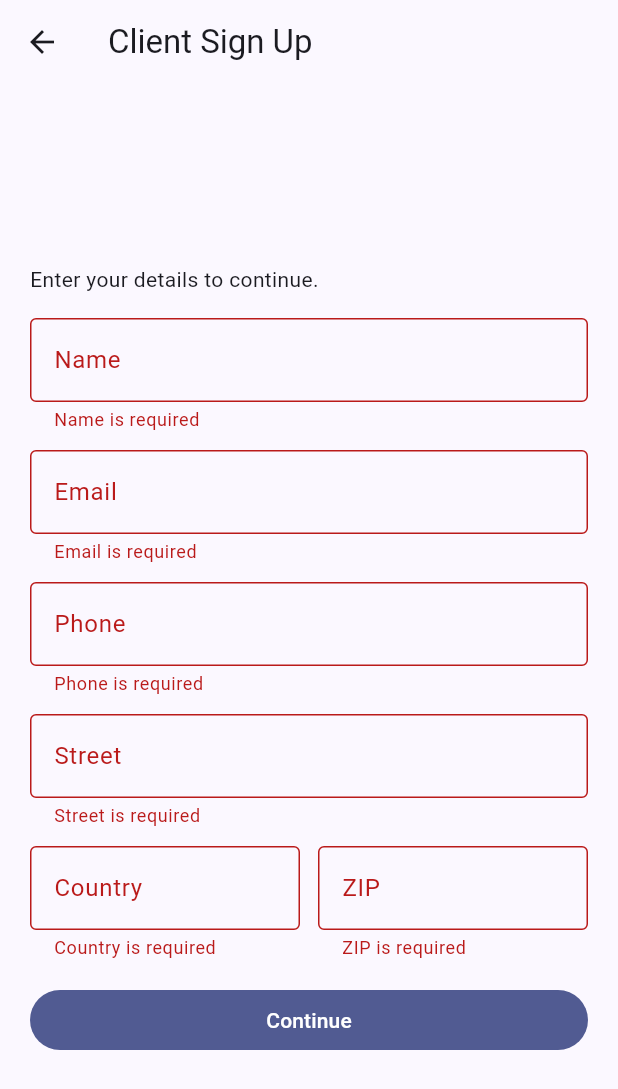
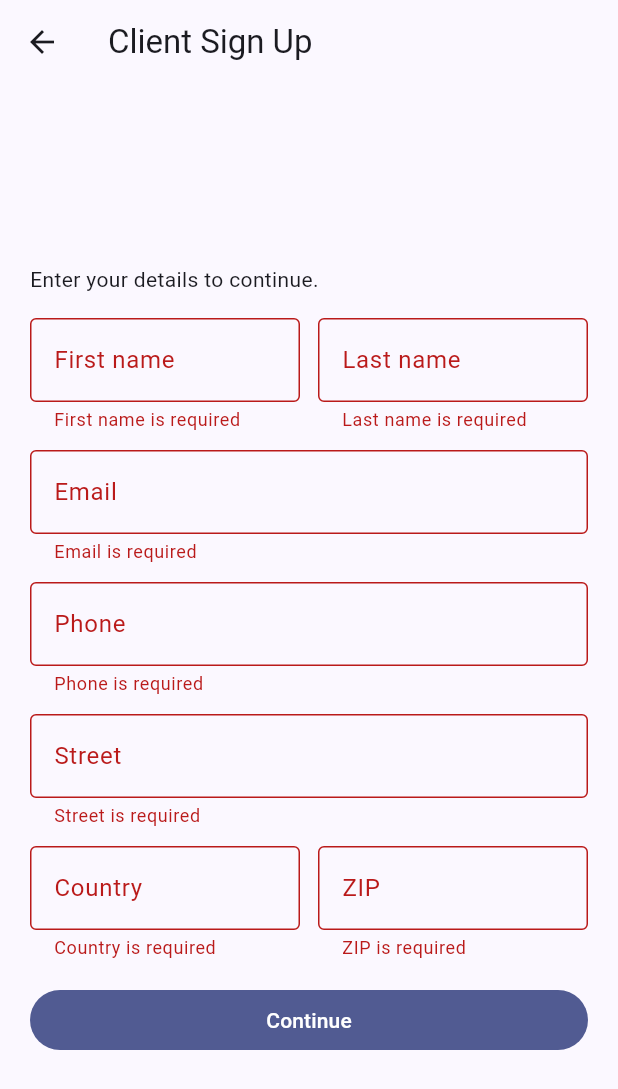
Before and after one commit to sanvi-ven/AFG2026, a Flutter app: the ClientSignupPage screen opened by its route, after a tap on "Continue", on a phone screen of 412 x 824 dp. Shown: the top 1089 px of the screen. Run offline on Flutter 3.47's test engine with Material 3 defaults, Android fonts, the phone set to English and light mode, and no system bars; our stand-ins replace cloud_firestore, firebase_auth, firebase_core, google_sign_in, web, webview_flutter; missing offline and left inert: dart:ui_web; accounts and stored records are empty.

Commit message:
Ryan pushes with completed client

```diff
--- a/frontend/lib/features/auth/presentation/client_signup_page.dart
+++ b/frontend/lib/features/auth/presentation/client_signup_page.dart
@@ -5,7 +5,6 @@ import '../../../core/router/app_router.dart';
 import '../../../core/services/api_client.dart';
 import '../../../core/services/client_profile_service.dart';
 import '../../../core/state/client_session.dart';
-import '../../../models/client_profile.dart';
 
 class ClientSignupPage extends StatefulWidget {
   const ClientSignupPage({super.key});
@@ -16,7 +15,8 @@ class ClientSignupPage extends StatefulWidget {
 
 class _ClientSignupPageState extends State<ClientSignupPage> {
   final _formKey = GlobalKey<FormState>();
-  final _nameController = TextEditingController();
+  final _firstNameController = TextEditingController();
+  final _lastNameController = TextEditingController();
   final _emailController = TextEditingController();
   final _phoneController = TextEditingController();
   final _streetController = TextEditingController();
@@ -25,9 +25,31 @@ class _ClientSignupPageState extends State<ClientSignupPage> {
   bool _isSubmitting = false;
   String? _error;
 
+  bool _looksLikeEmail(String value) {
+    final trimmed = value.trim();
+    if (trimmed.isEmpty || trimmed.contains(' ')) {
+      return false;
+    }
+    final parts = trimmed.split('@');
+    if (parts.length != 2) {
+      return false;
+    }
+    if (parts.first.isEmpty || parts.last.isEmpty) {
+      return false;
+    }
+    if (!parts.last.contains('.')) {
+      return false;
+    }
+    if (trimmed.contains(',')) {
+      return false;
+    }
+    return true;
+  }
+
   @override
   void dispose() {
-    _nameController.dispose();
+    _firstNameController.dispose();
+    _lastNameController.dispose();
     _emailController.dispose();
     _phoneController.dispose();
     _streetController.dispose();
@@ -48,8 +70,11 @@ class _ClientSignupPageState extends State<ClientSignupPage> {
 
     try {
       final apiClient = ApiClient(baseUrl: AppConfig.apiBaseUrl);
-      await apiClient.postJson('/api/v1/public/client-signups', {
-        'name': _nameController.text.trim(),
+      final firstName = _firstNameController.text.trim();
+      final lastName = _lastNameController.text.trim();
+      final fullName = '$firstName $lastName'.trim();
+      final createdClient = await apiClient.postJson('/api/v1/public/client-signups', {
+        'name': fullName,
         'email': _emailController.text.trim(),
         'phone': _phoneController.text.trim(),
         'address': {
@@ -59,20 +84,15 @@ class _ClientSignupPageState extends State<ClientSignupPage> {
         },
       });
 
-      final nameParts = _nameController.text.trim().split(RegExp(r'\s+'));
-      final firstName = nameParts.isNotEmpty ? nameParts.first : '';
-      final lastName = nameParts.length > 1 ? nameParts.sublist(1).join(' ') : '';
-
-      final savedProfile = await ClientProfileService.save(
-        ClientProfile(
-          email: _emailController.text.trim(),
+      final savedProfile = await ClientProfileService.getOrCreateForSignup(
+        signupId: (createdClient['id'] as String? ?? '').trim(),
+        email: (createdClient['email'] as String? ?? _emailController.text.trim()),
         firstName: firstName,
         lastName: lastName,
         phone: _phoneController.text.trim(),
         street: _streetController.text.trim(),
         country: _countryController.text.trim(),
         zipCode: _zipController.text.trim(),
-        ),
       );
       ClientSession.setProfile(savedProfile);
 
@@ -115,17 +135,42 @@ class _ClientSignupPageState extends State<ClientSignupPage> {
                 children: [
                   const Text('Enter your details to continue.'),
                   const SizedBox(height: 16),
-                  TextFormField(
-                    controller: _nameController,
-                    decoration: const InputDecoration(labelText: 'Name', border: OutlineInputBorder()),
-                    validator: (value) => (value == null || value.trim().isEmpty) ? 'Name is required' : null,
+                  Row(
+                    children: [
+                      Expanded(
+                        child: TextFormField(
+                          controller: _firstNameController,
+                          decoration: const InputDecoration(labelText: 'First name', border: OutlineInputBorder()),
+                          validator: (value) =>
+                              (value == null || value.trim().isEmpty) ? 'First name is required' : null,
+                        ),
+                      ),
+                      const SizedBox(width: 12),
+                      Expanded(
+                        child: TextFormField(
+                          controller: _lastNameController,
+                          decoration: const InputDecoration(labelText: 'Last name', border: OutlineInputBorder()),
+                          validator: (value) =>
+                              (value == null || value.trim().isEmpty) ? 'Last name is required' : null,
+                        ),
+                      ),
+                    ],
                   ),
                   const SizedBox(height: 12),
                   TextFormField(
                     controller: _emailController,
                     decoration: const InputDecoration(labelText: 'Email', border: OutlineInputBorder()),
                     keyboardType: TextInputType.emailAddress,
-                    validator: (value) => (value == null || value.trim().isEmpty) ? 'Email is required' : null,
+                    validator: (value) {
+                      final input = value?.trim() ?? '';
+                      if (input.isEmpty) {
+                        return 'Email is required';
+                      }
+                      if (!_looksLikeEmail(input)) {
+                        return 'Enter a valid email address';
+                      }
+                      return null;
+                    },
                   ),
                   const SizedBox(height: 12),
                   TextFormField(
--- a/frontend/lib/features/estimates/estimates_page.dart
+++ b/frontend/lib/features/estimates/estimates_page.dart
@@ -96,7 +96,7 @@ class _EstimatesPageState extends State<EstimatesPage> {
         gradient: LinearGradient(
           begin: Alignment.topLeft,
           end: Alignment.bottomRight,
-          colors: [colorScheme.secondary, colorScheme.primary],
+          colors: [colorScheme.primary, colorScheme.primary],
         ),
       ),
       padding: const EdgeInsets.all(18),
--- a/frontend/lib/features/invoices/presentation/invoices_page.dart
+++ b/frontend/lib/features/invoices/presentation/invoices_page.dart
@@ -89,7 +89,6 @@ class _HeroSummary extends StatelessWidget {
   @override
   Widget build(BuildContext context) {
     final colorScheme = Theme.of(context).colorScheme;
-    final accent = role == 'owner' ? colorScheme.primary : colorScheme.tertiary;
 
     return Container(
       decoration: BoxDecoration(
@@ -97,7 +96,7 @@ class _HeroSummary extends StatelessWidget {
         gradient: LinearGradient(
           begin: Alignment.topLeft,
           end: Alignment.bottomRight,
-          colors: [accent.withValues(alpha: 0.9), colorScheme.primary.withValues(alpha: 0.7)],
+          colors: [colorScheme.primary, colorScheme.primary],
         ),
       ),
       padding: const EdgeInsets.all(18),
--- a/frontend/lib/features/messages/presentation/messages_page.dart
+++ b/frontend/lib/features/messages/presentation/messages_page.dart
@@ -78,7 +78,7 @@ class _HeaderBanner extends StatelessWidget {
        gradient: LinearGradient(
          begin: Alignment.topLeft,
          end: Alignment.bottomRight,
-         colors: [colorScheme.primary, colorScheme.tertiary],
+         colors: [colorScheme.primary, colorScheme.primary],
        ),
      ),
      padding: const EdgeInsets.all(18),
--- a/frontend/lib/models/client_profile.dart
+++ b/frontend/lib/models/client_profile.dart
@@ -1,5 +1,6 @@
 class ClientProfile {
   const ClientProfile({
+    required this.signupId,
     required this.email,
     required this.firstName,
     required this.lastName,
@@ -9,6 +10,7 @@ class ClientProfile {
     required this.zipCode,
   });
 
+  final String signupId;
   final String email;
   final String firstName;
   final String lastName;
@@ -29,10 +31,14 @@ class ClientProfile {
     return combined.isEmpty ? greetingName : combined;
   }
 
-  factory ClientProfile.emptyForEmail(String email) {
+  factory ClientProfile.emptyForSignup({
+    required String signupId,
+    required String email,
+  }) {
     final normalizedEmail = email.trim().toLowerCase();
     final fallbackFirstName = normalizedEmail.split('@').first;
     return ClientProfile(
+      signupId: signupId.trim(),
       email: normalizedEmail,
       firstName: fallbackFirstName,
       lastName: '',
@@ -44,30 +50,43 @@ class ClientProfile {
   }
 
   factory ClientProfile.fromMap(Map<String, dynamic> map) {
+    final rawName = (map['name'] as String? ?? '').trim();
+    final nameParts = rawName.split(RegExp(r'\s+')).where((part) => part.isNotEmpty).toList();
+    final address = (map['address'] as Map<String, dynamic>?) ?? const <String, dynamic>{};
+
     return ClientProfile(
+      signupId: (map['signupId'] as String? ?? map['id'] as String? ?? '').trim(),
       email: (map['email'] as String? ?? '').trim().toLowerCase(),
-      firstName: (map['firstName'] as String? ?? '').trim(),
-      lastName: (map['lastName'] as String? ?? '').trim(),
+      firstName: (map['firstName'] as String? ?? (nameParts.isNotEmpty ? nameParts.first : '')).trim(),
+      lastName: (map['lastName'] as String? ?? (nameParts.length > 1 ? nameParts.sublist(1).join(' ') : '')).trim(),
       phone: (map['phone'] as String? ?? '').trim(),
-      street: (map['street'] as String? ?? '').trim(),
-      country: (map['country'] as String? ?? '').trim(),
-      zipCode: (map['zipCode'] as String? ?? '').trim(),
+      street: (map['street'] as String? ?? address['street'] as String? ?? '').trim(),
+      country: (map['country'] as String? ?? address['country'] as String? ?? '').trim(),
+      zipCode: (map['zipCode'] as String? ?? address['zip_code'] as String? ?? '').trim(),
     );
   }
 
   Map<String, dynamic> toMap() {
     return {
+      'signupId': signupId.trim(),
       'email': email.trim().toLowerCase(),
       'firstName': firstName.trim(),
       'lastName': lastName.trim(),
+      'name': fullName,
       'phone': phone.trim(),
       'street': street.trim(),
       'country': country.trim(),
       'zipCode': zipCode.trim(),
+      'address': {
+        'street': street.trim(),
+        'country': country.trim(),
+        'zip_code': zipCode.trim(),
+      },
     };
   }
 
   ClientProfile copyWith({
+    String? signupId,
     String? email,
     String? firstName,
     String? lastName,
@@ -77,6 +96,7 @@ class ClientProfile {
     String? zipCode,
   }) {
     return ClientProfile(
+      signupId: signupId ?? this.signupId,
       email: email ?? this.email,
       firstName: firstName ?? this.firstName,
       lastName: lastName ?? this.lastName,
```
Also changed, not shown: frontend/lib/core/services/api_client.dart (+20 -0 lines), frontend/lib/core/services/client_profile_service.dart (+79 -16 lines), frontend/lib/features/auth/presentation/login_page.dart (+23 -1 lines), 1 other file. Lines whose indentation alone changed are shown as unchanged.
